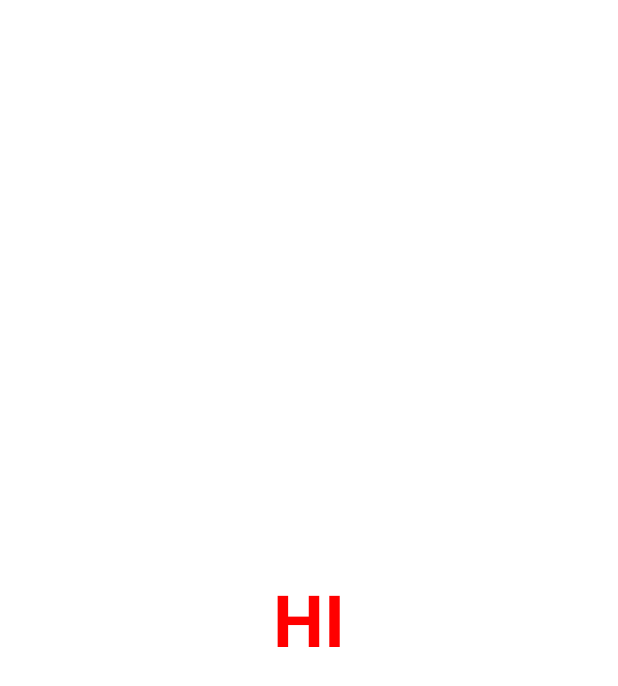
After one commit to kimjw2003/Food_with_TTS, an Android app: the IntroActivity screen opened directly, with no data from a screen before it, on a phone screen of 412 x 824 dp. The commit adds this screen. Shown: the top 686 px of the screen. Run offline under Robolectric (Android 15) with nearby library versions, the phone set to English and light mode, and no system bars; 1 statement that could not run was skipped.

Commit message:
[ADD] Intro

```diff
--- a/app/src/main/AndroidManifest.xml
+++ b/app/src/main/AndroidManifest.xml
@@ -11,8 +11,9 @@
         android:roundIcon="@mipmap/ic_launcher_round"
         android:supportsRtl="true"
         android:theme="@style/Theme.Food_with_TTS">
-        <activity android:name=".MainActivity"></activity>
-        <activity android:name=".StartActivity">
+        <activity android:name=".StartActivity"></activity>
+        <activity android:name=".MainActivity" />
+        <activity android:name=".IntroActivity">
             <intent-filter>
                 <action android:name="android.intent.action.MAIN" />
 
--- /dev/null
+++ b/app/src/main/java/com/example/food_with_tts/IntroActivity.kt
@@ -0,0 +1,23 @@
+package com.example.food_with_tts
+
+import android.content.Intent
+import androidx.appcompat.app.AppCompatActivity
+import android.os.Bundle
+import android.os.Handler
+import kotlinx.coroutines.CoroutineScope
+import kotlinx.coroutines.Dispatchers.IO
+import kotlinx.coroutines.delay
+import kotlinx.coroutines.launch
+
+class IntroActivity : AppCompatActivity() {
+    override fun onCreate(savedInstanceState: Bundle?) {
+        super.onCreate(savedInstanceState)
+        setContentView(R.layout.activity_intro)
+
+        Handler().postDelayed({
+            startActivity(Intent(this@IntroActivity, StartActivity::class.java))
+                    finish()
+        },1000)
+
+    }
+}
--- /dev/null
+++ b/app/src/main/res/layout/activity_intro.xml
@@ -0,0 +1,21 @@
+<?xml version="1.0" encoding="utf-8"?>
+<androidx.constraintlayout.widget.ConstraintLayout xmlns:android="http://schemas.android.com/apk/res/android"
+    xmlns:app="http://schemas.android.com/apk/res-auto"
+    xmlns:tools="http://schemas.android.com/tools"
+    android:layout_width="match_parent"
+    android:layout_height="match_parent"
+    tools:context=".IntroActivity">
+
+    <TextView
+        android:layout_width="wrap_content"
+        android:layout_height="wrap_content"
+        android:text="HI"
+        android:textColor="#ff0000"
+        android:textSize="48sp"
+        android:textStyle="bold"
+        app:layout_constraintBottom_toBottomOf="parent"
+        app:layout_constraintEnd_toEndOf="parent"
+        app:layout_constraintStart_toStartOf="parent"
+        app:layout_constraintTop_toTopOf="parent" />
+
+</androidx.constraintlayout.widget.ConstraintLayout>
--- a/app/src/main/res/values/themes.xml
+++ b/app/src/main/res/values/themes.xml
@@ -1,6 +1,6 @@
 <resources xmlns:tools="http://schemas.android.com/tools">
     <!-- Base application theme. -->
-    <style name="Theme.Food_with_TTS" parent="Theme.MaterialComponents.DayNight.DarkActionBar">
+    <style name="Theme.Food_with_TTS" parent="Theme.MaterialComponents.DayNight.NoActionBar">
         <!-- Primary brand color. -->
         <item name="colorPrimary">@color/purple_500</item>
         <item name="colorPrimaryVariant">@color/purple_700</item>
```
